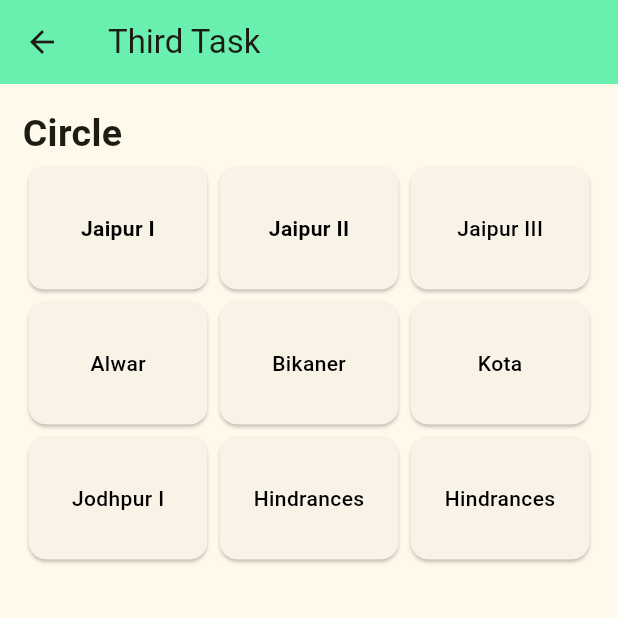
After one commit to 91purabi/flutter_project2, a Flutter app: the screen it shows after launch, after a tap on "Go to Third Task", on a phone screen of 412 x 824 dp, the top half of it. The commit adds this screen. Run offline on Flutter 3.47's test engine with Material 3 defaults, Android fonts, the phone set to English and light mode, and no system bars; network calls fail.

Commit message:
implement row and column third task

```diff
--- /dev/null
+++ b/project_2/lib/screens/card_example_screen/widgets/task_3.dart
@@ -0,0 +1,222 @@
+import 'package:flutter/material.dart';
+
+class ThirdTask extends StatelessWidget {
+  const ThirdTask({super.key});
+
+  @override
+  Widget build(BuildContext) {
+    return Scaffold(
+      appBar: AppBar(
+          backgroundColor: Colors.greenAccent, title: Text('Third Task')),
+      body: Padding(
+        padding: const EdgeInsets.all(15.0),
+        child: Column(crossAxisAlignment: CrossAxisAlignment.start, children: [
+          Text(
+            "Circle",
+            style: TextStyle(fontSize: 25, fontWeight: FontWeight.bold),
+          ),
+          //Row1
+          Row(
+            crossAxisAlignment: CrossAxisAlignment.end,
+            children: [
+              Expanded(
+                child: SizedBox(
+                  height: 90,
+                  // width: 250,
+                  child: Card(
+                      shape: RoundedRectangleBorder(
+                          borderRadius: BorderRadius.circular(10)),
+                      child: Center(
+                        //color: Colors.red,
+                        child: Padding(
+                          padding: const EdgeInsets.all(10.0),
+                          child: Text(
+                            'Jaipur I',
+                            style: TextStyle(
+                                color: Colors.black,
+                                fontWeight: FontWeight.bold),
+                            textAlign: TextAlign.center,
+                          ),
+                        ),
+                      )),
+                ),
+              ),
+              Expanded(
+                child: SizedBox(
+                  height: 90,
+                  //width: 150,
+                  child: Card(
+                      child: Center(
+                    child: Padding(
+                      padding: const EdgeInsets.all(10.0),
+                      child: Text(
+                        'Jaipur II',
+                        style: TextStyle(
+                            color: Colors.black, fontWeight: FontWeight.bold),
+                        //textAlign: TextAlign.left,
+                      ),
+                    ),
+                  )
+                      //color: Colors.blue,
+
+                      ),
+                ),
+              ),
+              Expanded(
+                child: SizedBox(
+                  height: 90,
+                  //width: 150,
+                  child: Card(
+                      child: Center(
+                    child: Padding(
+                      padding: const EdgeInsets.all(10.0),
+                      child: Text(
+                        'Jaipur III',
+                        style: TextStyle(
+                            color: Colors.black, fontWeight: FontWeight.w500),
+                        //textAlign: TextAlign.center,
+                      ),
+                    ),
+                  )
+                      //color: Colors.blue,
+
+                      ),
+                ),
+              ),
+            ],
+          ),
+          Row(
+            children: [
+              Expanded(
+                child: SizedBox(
+                  height: 90,
+                  //width: 150,
+                  child: Card(
+                      child: Center(
+                    child: Padding(
+                      padding: const EdgeInsets.all(10.0),
+                      child: Text(
+                        'Alwar',
+                        style: TextStyle(
+                            color: Colors.black, fontWeight: FontWeight.w500),
+                        //textAlign: TextAlign.center,
+                      ),
+                    ),
+                  )
+                      //color: Colors.green,
+                      ),
+                ),
+              ),
+              Expanded(
+                child: SizedBox(
+                  height: 90,
+                  //width: 150,
+                  child: Card(
+                      child: Center(
+                    child: Padding(
+                      padding: const EdgeInsets.all(10.0),
+                      child: Text(
+                        'Bikaner',
+                        style: TextStyle(
+                            color: Colors.black, fontWeight: FontWeight.w500),
+                        //textAlign: TextAlign.center,
+                      ),
+                    ),
+                  )
+                      //color: Colors.green,
+                      ),
+                ),
+              ),
+              Expanded(
+                child: SizedBox(
+                  height: 90,
+                  // width: 150,
+                  child: Card(
+                      child: Center(
+                    child: Padding(
+                      padding: const EdgeInsets.all(10.0),
+                      child: Text(
+                        'Kota',
+                        style: TextStyle(
+                            color: Colors.black, fontWeight: FontWeight.w500),
+                        //textAlign: TextAlign.center,
+                      ),
+                    ),
+                  )
+                      //color: Colors.orangeAccent,
+
+                      ),
+                ),
+              ),
+            ],
+          ),
+          Row(
+            children: [
+              Expanded(
+                child: SizedBox(
+                  height: 90,
+                  //width: 150,
+                  child: Card(
+                      child: Center(
+                    child: Padding(
+                      padding: const EdgeInsets.all(10.0),
+                      child: Text(
+                        'Jodhpur I',
+                        style: TextStyle(
+                            color: Colors.black, fontWeight: FontWeight.w500),
+                        //textAlign: TextAlign.left,
+                      ),
+                    ),
+                  )
+                      //color: Colors.purple,
+
+                      ),
+                ),
+              ),
+              Expanded(
+                child: SizedBox(
+                  height: 90,
+                  //width: 150,
+                  child: Card(
+                      child: Center(
+                    //color: Colors.green,
+                    child: Padding(
+                      padding: const EdgeInsets.all(10.0),
+                      child: Text(
+                        'Hindrances',
+                        style: TextStyle(
+                            color: Colors.black, fontWeight: FontWeight.w500),
+                        //textAlign: TextAlign.left,
+                      ),
+                    ),
+                  )),
+                ),
+              ),
+              Expanded(
+                child: SizedBox(
+                  height: 90,
+                  // width: 150,
+                  child: Card(
+                      child: Center(
+                    child: Padding(
+                      padding: const EdgeInsets.all(10.0),
+                      child: Text(
+                        'Hindrances',
+                        style: TextStyle(
+                            color: Colors.black, fontWeight: FontWeight.w500),
+                        //textAlign: TextAlign.left,
+                      ),
+                    ),
+                  )
+                      // color: Colors.green,
+
+                      ),
+                ),
+              ),
+            ],
+          ),
+        ]),
+      ),
+    );
+  }
+}
--- a/project_2/lib/screens/main_screen.dart
+++ b/project_2/lib/screens/main_screen.dart
@@ -1,5 +1,6 @@
 import 'package:flutter/material.dart';
 import 'package:project_2/screens/card_example_screen/card_example_screen.dart';
+import 'package:project_2/screens/card_example_screen/widgets/task_3.dart';
 import 'package:project_2/screens/card_example_screen/widgets/threerows_twocolumns.dart';
 import 'package:project_2/task_1.dart';
 
@@ -39,6 +40,15 @@ class MainScreen extends StatelessWidget {
                 ));
               },
               child: const Text("Go to Second Task")),
+          TextButton(
+              onPressed: () {
+                Navigator.push(context, MaterialPageRoute(
+                  builder: (context) {
+                    return const ThirdTask();
+                  },
+                ));
+              },
+              child: const Text("Go to Third Task")),
         ],
       ),
     );
```
Also changed, not shown: project_2/lib/screens/card_example_screen/card_example_screen.dart (+141 -143 lines).
